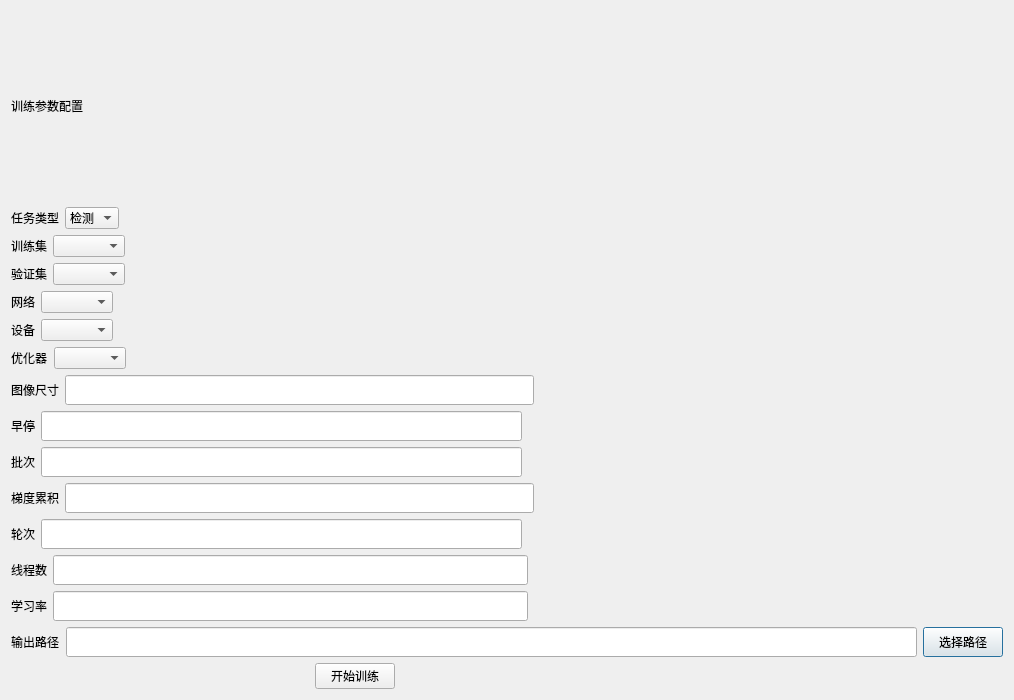
pythondever/easy_trainer, file ui/train.ui: the form before one commit.
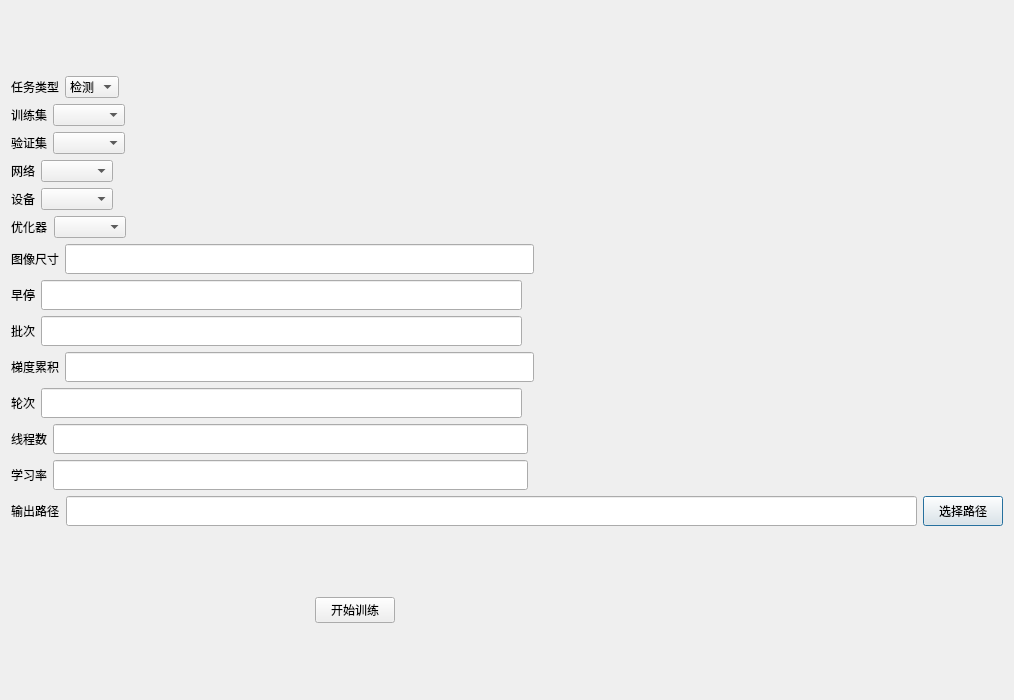
The form after the commit.

Commit message: ui优化

What changed in the file:
```diff
--- a/ui/train.ui
+++ b/ui/train.ui
@@ -18,30 +18,6 @@
         <layout class="QHBoxLayout" name="horizontalLayout_17">
           <item>
             <layout class="QVBoxLayout" name="verticalLayout">
-              <item>
-                <layout class="QHBoxLayout" name="horizontalLayout">
-                  <item>
-                    <widget class="QLabel" name="train_cfg_label">
-                      <property name="text">
-                        <string>训练参数配置</string>
-                      </property>
-                    </widget>
-                  </item>
-                  <item>
-                    <spacer name="horizontalSpacer">
-                      <property name="orientation">
-                        <enum>Qt::Horizontal</enum>
-                      </property>
-                      <property name="sizeHint" stdset="0">
-                        <size>
-                          <width>40</width>
-                          <height>20</height>
-                        </size>
-                      </property>
-                    </spacer>
-                  </item>
-                </layout>
-              </item>
               <item>
                 <layout class="QHBoxLayout" name="horizontalLayout_task">
                   <item>
```
The commit also changes 2 other files.
